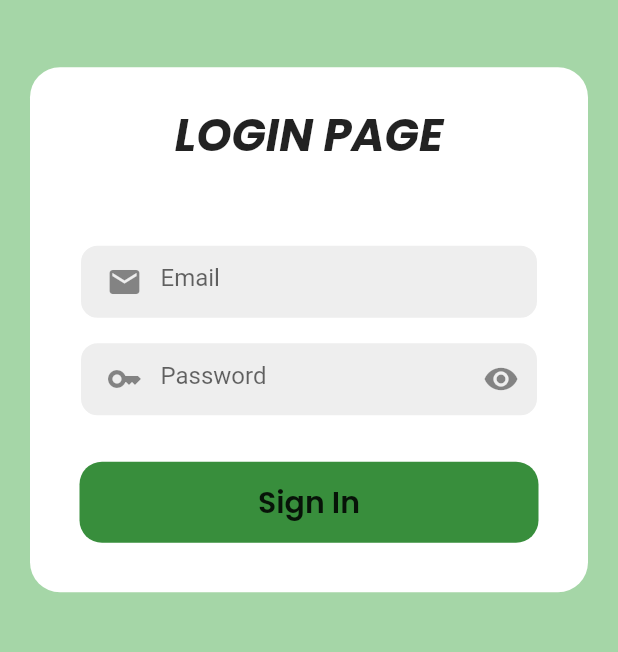
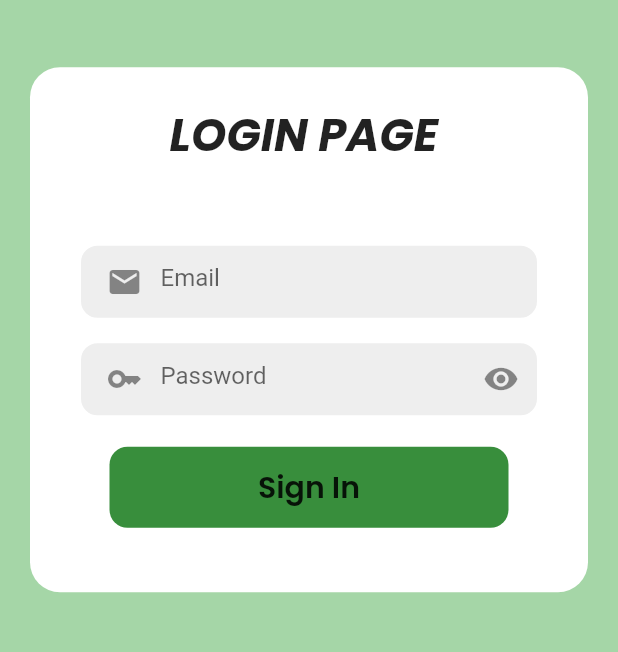
Before and after one commit to Sai-23/cms, a Flutter app: the screen it shows after launch, on a phone screen of 412 x 824 dp, the part 457-1109 px from its top. Run offline on Flutter 3.47's test engine with Material 2 defaults, Android fonts, the phone set to English and light mode, and no system bars; our stand-ins replace google_fonts, quickalert; missing offline and left inert: mongo_dart.

Commit message:
login page

```diff
--- a/lib/pages/loginPage.dart
+++ b/lib/pages/loginPage.dart
@@ -41,7 +41,7 @@ class _loginPageState extends State<loginPage> {
                       children: [
                         const SizedBox(height: 20,),
                          Text(
-                          'LOGIN PAGE',
+                          'LOGIN PAGE ',
                           style: GoogleFonts.poppins(
                             fontWeight: FontWeight.w800,fontSize: 30,fontStyle: FontStyle.italic
                           ),
@@ -103,12 +103,12 @@ class _loginPageState extends State<loginPage> {
                             });
                           },
                           child: Padding(
-                            padding: const EdgeInsets.all(30),
+                            padding: const EdgeInsets.only(left: 50,right: 50,top: 20,bottom: 40),
                             child: Container(
                               padding: const EdgeInsets.all(12),
                               decoration: BoxDecoration(
                                   color: Colors.green[700],
-                                  borderRadius: BorderRadius.circular(15)),
+                                  borderRadius: BorderRadius.circular(12)),
                               child:  Center(
                                 child: Text(
                                   'Sign In',
```
